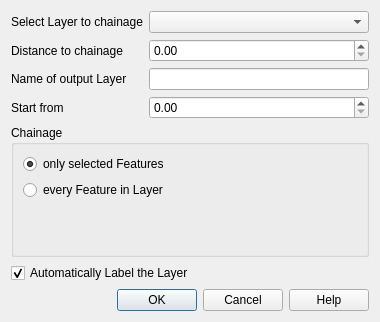
Before: the Qt Designer form qchainage_dialog_widget.ui in mach0/qchainage, drawn with Qt 5.
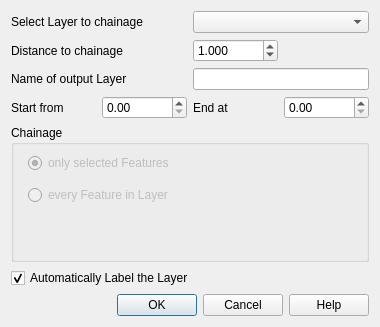
After: the same form once the commit is applied.

Commit message: moving the select all dialog

The edit to the form file:
```diff
--- a/qchainage_dialog_widget.ui
+++ b/qchainage_dialog_widget.ui
@@ -7,7 +7,7 @@
     <x>0</x>
     <y>0</y>
     <width>380</width>
-    <height>322</height>
+    <height>327</height>
    </rect>
   </property>
   <property name="minimumSize">
@@ -19,42 +19,31 @@
   <property name="windowTitle">
    <string>Dialog</string>
   </property>
-  <layout class="QGridLayout" name="gridLayout_2">
-   <item row="0" column="0">
-    <widget class="QLabel" name="labelSelectLayer">
-     <property name="text">
-      <string>Select Layer to chainage</string>
+  <layout class="QGridLayout" name="gridLayout">
+   <item row="3" column="3">
+    <widget class="QDoubleSpinBox" name="startpointSpinBox_2">
+     <property name="maximum">
+      <double>9999.989999999999782</double>
      </property>
     </widget>
    </item>
-   <item row="1" column="0">
-    <widget class="QLabel" name="labelDistance">
-     <property name="text">
-      <string>Distance to chainage</string>
-     </property>
-    </widget>
-   </item>
-   <item row="1" column="1">
-    <widget class="QDoubleSpinBox" name="distanceSpinBox"/>
-   </item>
-   <item row="2" column="0">
-    <widget class="QLabel" name="labelLayerName">
-     <property name="text">
-      <string>Name of output Layer</string>
-     </property>
-    </widget>
-   </item>
-   <item row="2" column="1">
-    <widget class="QLineEdit" name="layerNameLine"/>
-   </item>
-   <item row="4" column="0" colspan="2">
+   <item row="4" column="0" colspan="4">
     <widget class="QGroupBox" name="chainageGroupBox">
      <property name="title">
       <string>Chainage</string>
      </property>
-     <layout class="QGridLayout" name="gridLayout">
-      <item row="1" column="0">
        <widget class="QRadioButton" name="selectAllRadioButton">
+      <property name="enabled">
+       <bool>false</bool>
+      </property>
+      <property name="geometry">
+       <rect>
+        <x>17</x>
+        <y>57</y>
+        <width>173</width>
+        <height>26</height>
+       </rect>
+      </property>
         <property name="text">
          <string>every Feature in Layer</string>
         </property>
@@ -62,9 +51,18 @@
          <bool>true</bool>
         </property>
        </widget>
-      </item>
-      <item row="0" column="0">
        <widget class="QRadioButton" name="selectonlyRadioButton">
+      <property name="enabled">
+       <bool>false</bool>
+      </property>
+      <property name="geometry">
+       <rect>
+        <x>17</x>
+        <y>25</y>
+        <width>178</width>
+        <height>26</height>
+       </rect>
+      </property>
         <property name="text">
          <string>only selected Features</string>
         </property>
@@ -75,24 +73,9 @@
          <bool>true</bool>
         </property>
        </widget>
-      </item>
-      <item row="2" column="0">
-       <spacer name="verticalSpacer">
-        <property name="orientation">
-         <enum>Qt::Vertical</enum>
-        </property>
-        <property name="sizeHint" stdset="0">
-         <size>
-          <width>20</width>
-          <height>40</height>
-         </size>
-        </property>
-       </spacer>
-      </item>
-     </layout>
     </widget>
    </item>
-   <item row="5" column="0" colspan="2">
+   <item row="6" column="0" colspan="3">
     <widget class="QCheckBox" name="autoLabelcheckBox">
      <property name="text">
       <string>Automatically Label the Layer</string>
@@ -102,7 +85,7 @@
      </property>
     </widget>
    </item>
-   <item row="6" column="0" colspan="2">
+   <item row="7" column="0" colspan="4">
     <widget class="QDialogButtonBox" name="buttonBox">
      <property name="orientation">
       <enum>Qt::Horizontal</enum>
@@ -112,7 +95,7 @@
      </property>
     </widget>
    </item>
-   <item row="0" column="1">
+   <item row="0" column="2" colspan="2">
     <widget class="QComboBox" name="selectLayerComboBox">
      <property name="sizePolicy">
       <sizepolicy hsizetype="MinimumExpanding" vsizetype="Fixed">
@@ -122,13 +105,36 @@
      </property>
     </widget>
    </item>
-   <item row="3" column="1">
-    <widget class="QDoubleSpinBox" name="startpointSpinBox">
+   <item row="1" column="0" colspan="2">
+    <widget class="QLabel" name="labelDistance">
+     <property name="text">
+      <string>Distance to chainage</string>
+     </property>
+    </widget>
+   </item>
+   <item row="1" column="2">
+    <widget class="QDoubleSpinBox" name="distanceSpinBox">
+     <property name="decimals">
+      <number>3</number>
+     </property>
      <property name="maximum">
       <double>9999.989999999999782</double>
      </property>
+     <property name="value">
+      <double>1.000000000000000</double>
+     </property>
     </widget>
    </item>
+   <item row="2" column="0" colspan="2">
+    <widget class="QLabel" name="labelLayerName">
+     <property name="text">
+      <string>Name of output Layer</string>
+     </property>
+    </widget>
+   </item>
+   <item row="2" column="2" colspan="2">
+    <widget class="QLineEdit" name="layerNameLine"/>
+   </item>
    <item row="3" column="0">
     <widget class="QLabel" name="labelStart">
      <property name="text">
@@ -136,6 +142,27 @@
      </property>
     </widget>
    </item>
+   <item row="3" column="1">
+    <widget class="QDoubleSpinBox" name="startpointSpinBox">
+     <property name="maximum">
+      <double>9999.989999999999782</double>
+     </property>
+    </widget>
+   </item>
+   <item row="3" column="2">
+    <widget class="QLabel" name="labelStart_2">
+     <property name="text">
+      <string>End at</string>
+     </property>
+    </widget>
+   </item>
+   <item row="0" column="0" colspan="2">
+    <widget class="QLabel" name="labelSelectLayer">
+     <property name="text">
+      <string>Select Layer to chainage</string>
+     </property>
+    </widget>
+   </item>
   </layout>
  </widget>
  <resources/>
```
Lines whose indentation alone changed are shown as unchanged. The commit also changes 2 other files.
